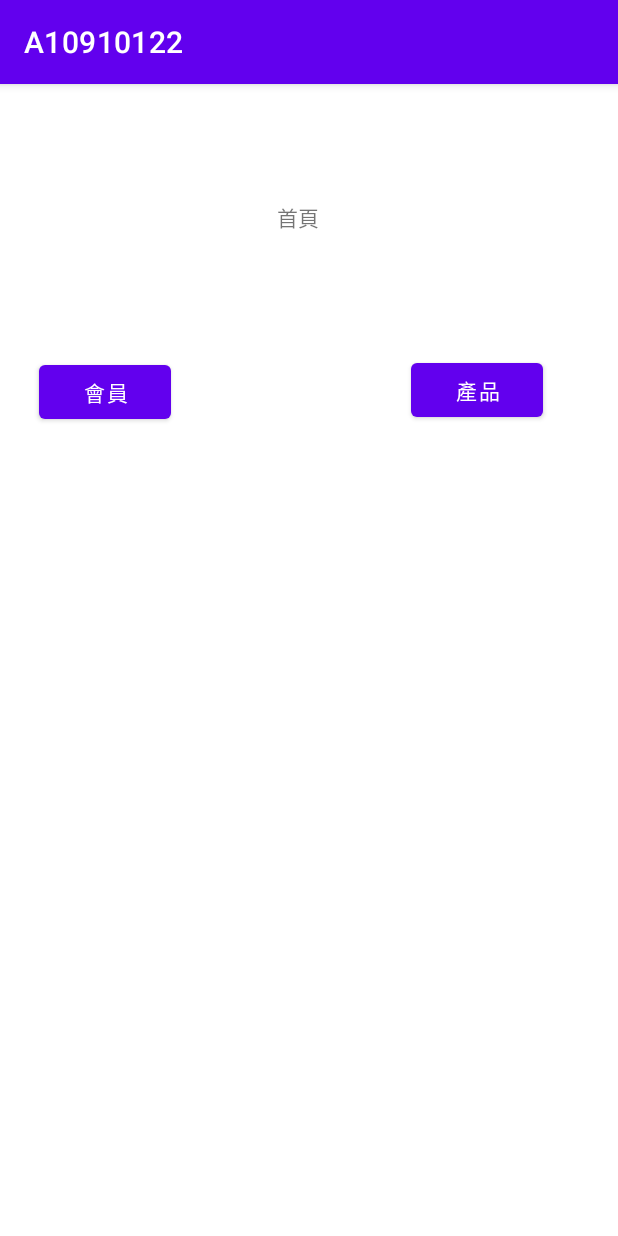
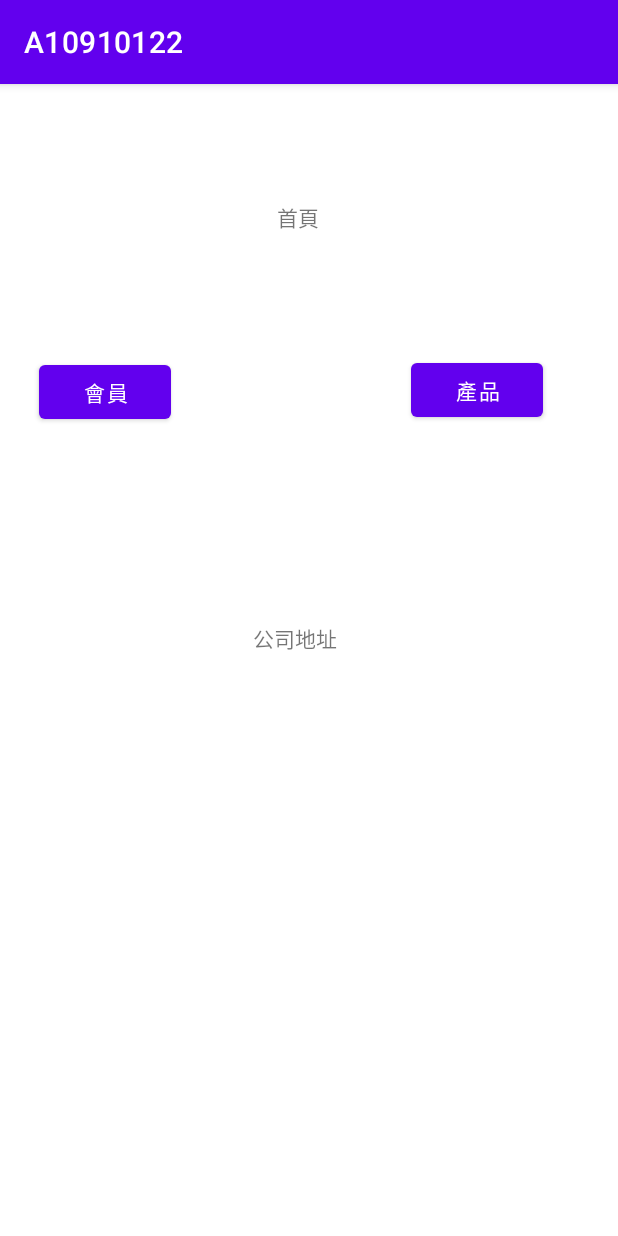
Before and after one commit to yiting1103/A10910122, an Android app: the screen it shows after launch (MainActivity), on a phone screen of 412 x 824 dp. Run offline under Robolectric (Android 15) with nearby library versions, the phone set to English and light mode, and no system bars.

Commit message:
開始畫面全部完成
增加公司通訊

```diff
--- a/app/src/main/res/layout/activity_main.xml
+++ b/app/src/main/res/layout/activity_main.xml
@@ -35,4 +35,14 @@
         android:text="產品"
         app:layout_constraintEnd_toEndOf="parent"
         app:layout_constraintTop_toTopOf="parent" />
+
+    <TextView
+        android:id="@+id/textView2"
+        android:layout_width="wrap_content"
+        android:layout_height="wrap_content"
+        android:layout_marginTop="259dp"
+        android:layout_marginEnd="187dp"
+        android:text="公司地址"
+        app:layout_constraintEnd_toEndOf="parent"
+        app:layout_constraintTop_toBottomOf="@+id/tv1" />
 </androidx.constraintlayout.widget.ConstraintLayout>
```
